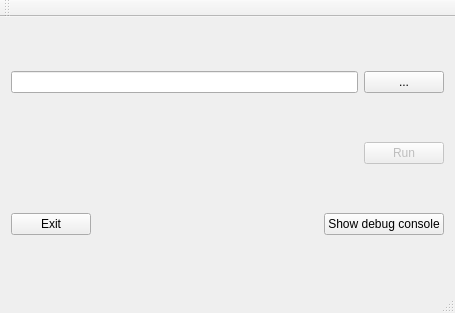
Above: magic2snesw.ui from Skarsnik/Magic2snes before the change. Below: the same form after it.
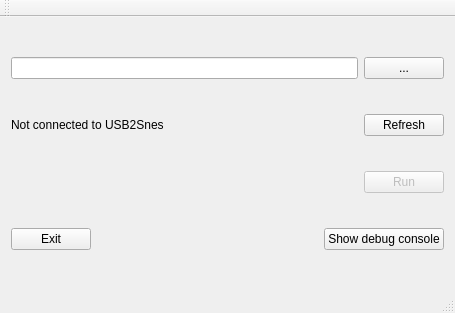
That is the form after the change.

The edit to the form file:
```diff
--- a/magic2snesw.ui
+++ b/magic2snesw.ui
@@ -39,6 +39,37 @@
       </item>
      </layout>
     </item>
+    <item>
+     <layout class="QHBoxLayout" name="horizontalLayout_4">
+      <item>
+       <widget class="QLabel" name="statusLabel">
+        <property name="text">
+         <string>Not connected to USB2Snes</string>
+        </property>
+       </widget>
+      </item>
+      <item>
+       <spacer name="horizontalSpacer_3">
+        <property name="orientation">
+         <enum>Qt::Horizontal</enum>
+        </property>
+        <property name="sizeHint" stdset="0">
+         <size>
+          <width>40</width>
+          <height>20</height>
+         </size>
+        </property>
+       </spacer>
+      </item>
+      <item>
+       <widget class="QPushButton" name="refreshButton">
+        <property name="text">
+         <string>Refresh</string>
+        </property>
+       </widget>
+      </item>
+     </layout>
+    </item>
     <item>
      <layout class="QHBoxLayout" name="horizontalLayout_3">
       <item>
```
